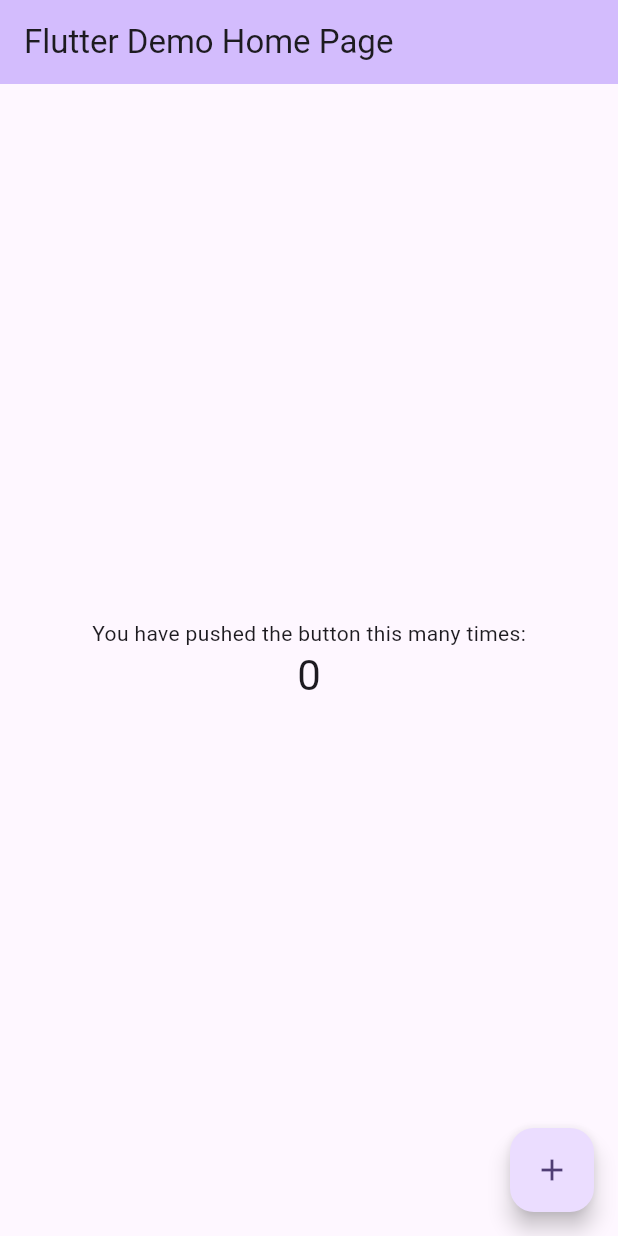
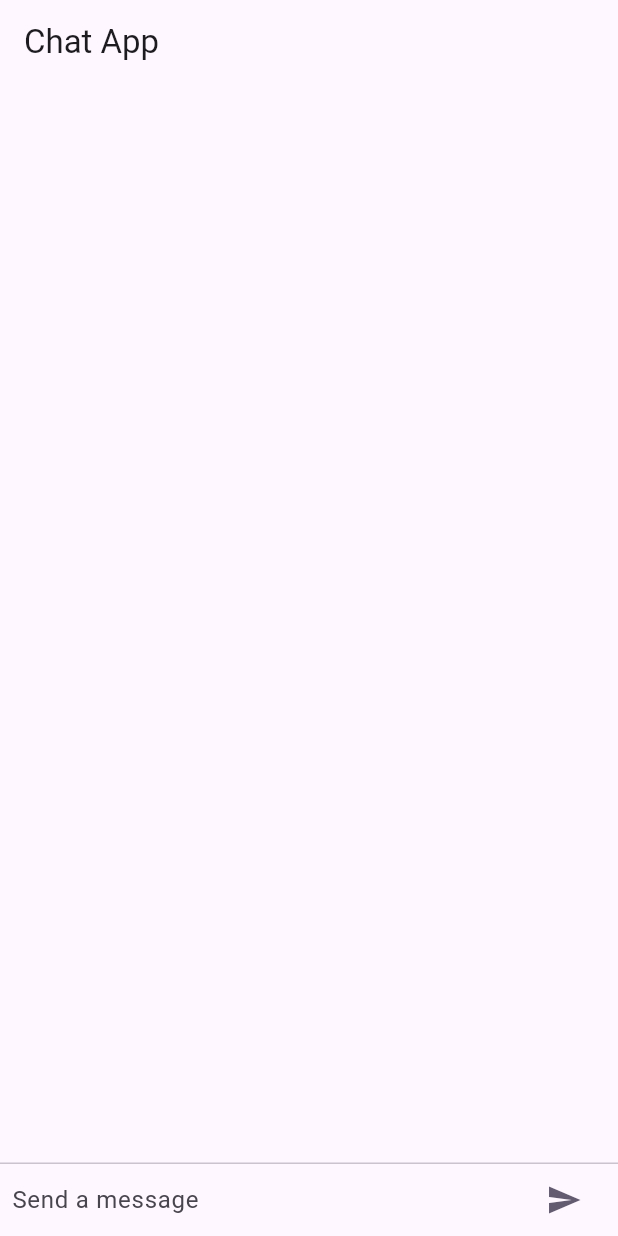
Before and after one commit to could-ai/019a16e6-4ad7-7234-809e-752c33631751, a Flutter app: the screen it shows after launch, on a phone screen of 412 x 824 dp. Run offline on Flutter 3.47's test engine with Material 3 defaults, Android fonts, the phone set to English and light mode, and no system bars.

Commit message:
I have created a foundational chat application structure by replacing the default counter app. The main.dart file now includes a `ChatScreen` which serves as the primary user interface. This screen features a message display area, a text input field for composing messages, and a send button. Additionally, I've implemented a `ChatMessage` widget to standardize the appearance of individual messages. At present, the application supports sending and displaying messages locally without any backend integration.

```diff
--- a/usr/lib/main.dart
+++ b/usr/lib/main.dart
@@ -7,114 +7,128 @@ void main() {
 class MyApp extends StatelessWidget {
   const MyApp({super.key});
 
-  // This widget is the root of your application.
   @override
   Widget build(BuildContext context) {
     return MaterialApp(
-      title: 'Flutter Demo',
+      title: 'Chat App',
       debugShowCheckedModeBanner: false,
       theme: ThemeData(
-        // This is the theme of your application.
-        //
-        // TRY THIS: Try running your application with "flutter run". You'll see
-        // the application has a purple toolbar. Then, without quitting the app,
-        // try changing the seedColor in the colorScheme below to Colors.green
-        // and then invoke "hot reload" (save your changes or press the "hot
-        // reload" button in a Flutter-supported IDE, or press "r" if you used
-        // the command line to start the app).
-        //
-        // Notice that the counter didn't reset back to zero; the application
-        // state is not lost during the reload. To reset the state, use hot
-        // restart instead.
-        //
-        // This works for code too, not just values: Most code changes can be
-        // tested with just a hot reload.
         colorScheme: ColorScheme.fromSeed(seedColor: Colors.deepPurple),
+        useMaterial3: true,
       ),
-      home: const MyHomePage(title: 'Flutter Demo Home Page'),
+      home: const ChatScreen(),
     );
   }
 }
 
-class MyHomePage extends StatefulWidget {
-  const MyHomePage({super.key, required this.title});
-
-  // This widget is the home page of your application. It is stateful, meaning
-  // that it has a State object (defined below) that contains fields that affect
-  // how it looks.
-
-  // This class is the configuration for the state. It holds the values (in this
-  // case the title) provided by the parent (in this case the App widget) and
-  // used by the build method of the State. Fields in a Widget subclass are
-  // always marked "final".
-
-  final String title;
+class ChatScreen extends StatefulWidget {
+  const ChatScreen({super.key});
 
   @override
-  State<MyHomePage> createState() => _MyHomePageState();
+  State<ChatScreen> createState() => _ChatScreenState();
 }
 
-class _MyHomePageState extends State<MyHomePage> {
-  int _counter = 0;
+class _ChatScreenState extends State<ChatScreen> {
+  final TextEditingController _textController = TextEditingController();
+  final List<ChatMessage> _messages = [];
 
-  void _incrementCounter() {
+  void _handleSubmitted(String text) {
+    _textController.clear();
+    ChatMessage message = ChatMessage(
+      text: text,
+      isUser: true,
+    );
     setState(() {
-      // This call to setState tells the Flutter framework that something has
-      // changed in this State, which causes it to rerun the build method below
-      // so that the display can reflect the updated values. If we changed
-      // _counter without calling setState(), then the build method would not be
-      // called again, and so nothing would appear to happen.
-      _counter++;
+      _messages.insert(0, message);
     });
   }
 
   @override
   Widget build(BuildContext context) {
-    // This method is rerun every time setState is called, for instance as done
-    // by the _incrementCounter method above.
-    //
-    // The Flutter framework has been optimized to make rerunning build methods
-    // fast, so that you can just rebuild anything that needs updating rather
-    // than having to individually change instances of widgets.
     return Scaffold(
       appBar: AppBar(
-        // TRY THIS: Try changing the color here to a specific color (to
-        // Colors.amber, perhaps?) and trigger a hot reload to see the AppBar
-        // change color while the other colors stay the same.
-        backgroundColor: Theme.of(context).colorScheme.inversePrimary,
-        // Here we take the value from the MyHomePage object that was created by
-        // the App.build method, and use it to set our appbar title.
-        title: Text(widget.title),
+        title: const Text('Chat App'),
       ),
-      body: Center(
-        // Center is a layout widget. It takes a single child and positions it
-        // in the middle of the parent.
-        child: Column(
-          // Column is also a layout widget. It takes a list of children and
-          // arranges them vertically. By default, it sizes itself to fit its
-          // children horizontally, and tries to be as tall as its parent.
-          //
-          // Column has various properties to control how it sizes itself and
-          // how it positions its children. Here we use mainAxisAlignment to
-          // center the children vertically; the main axis here is the vertical
-          // axis because Columns are vertical (the cross axis would be
-          // horizontal).
-          //
-          // TRY THIS: Invoke "debug painting" (choose the "Toggle Debug Paint"
-          // action in the IDE, or press "p" in the console), to see the
-          // wireframe for each widget.
-          mainAxisAlignment: MainAxisAlignment.center,
+      body: Column(
+        children: <Widget>[
+          Flexible(
+            child: ListView.builder(
+              padding: const EdgeInsets.all(8.0),
+              reverse: true,
+              itemBuilder: (_, int index) => _messages[index],
+              itemCount: _messages.length,
+            ),
+          ),
+          const Divider(height: 1.0),
+          Container(
+            decoration: BoxDecoration(color: Theme.of(context).cardColor),
+            child: _buildTextComposer(),
+          ),
+        ],
+      ),
+    );
+  }
+
+  Widget _buildTextComposer() {
+    return IconTheme(
+      data: IconThemeData(color: Theme.of(context).colorScheme.secondary),
+      child: Container(
+        margin: const EdgeInsets.symmetric(horizontal: 8.0),
+        child: Row(
           children: <Widget>[
-            const Text('You have pushed the button this many times:'),
-            Text('$_counter', style: Theme.of(context).textTheme.headlineMedium),
+            Flexible(
+              child: TextField(
+                controller: _textController,
+                onSubmitted: _handleSubmitted,
+                decoration: const InputDecoration.collapsed(
+                  hintText: 'Send a message',
+                ),
+              ),
+            ),
+            Container(
+              margin: const EdgeInsets.symmetric(horizontal: 4.0),
+              child: IconButton(
+                icon: const Icon(Icons.send),
+                onPressed: () => _handleSubmitted(_textController.text),
+              ),
+            ),
           ],
         ),
       ),
-      floatingActionButton: FloatingActionButton(
-        onPressed: _incrementCounter,
-        tooltip: 'Increment',
-        child: const Icon(Icons.add),
-      ), // This trailing comma makes auto-formatting nicer for build methods.
     );
   }
 }
+
+class ChatMessage extends StatelessWidget {
+  const ChatMessage({super.key, required this.text, required this.isUser});
+  final String text;
+  final bool isUser;
+
+  @override
+  Widget build(BuildContext context) {
+    return Container(
+      margin: const EdgeInsets.symmetric(vertical: 10.0),
+      child: Row(
+        crossAxisAlignment: CrossAxisAlignment.start,
+        children: <Widget>[
+          Container(
+            margin: const EdgeInsets.only(right: 16.0),
+            child: CircleAvatar(child: Text(isUser ? 'U' : 'B')),
+          ),
+          Expanded(
+            child: Column(
+              crossAxisAlignment: CrossAxisAlignment.start,
+              children: <Widget>[
+                Text(isUser ? 'User' : 'Bot', style: Theme.of(context).textTheme.titleMedium),
+                Container(
+                  margin: const EdgeInsets.only(top: 5.0),
+                  child: Text(text),
+                ),
+              ],
+            ),
+          ),
+        ],
+      ),
+    );
+  }
+}
```
